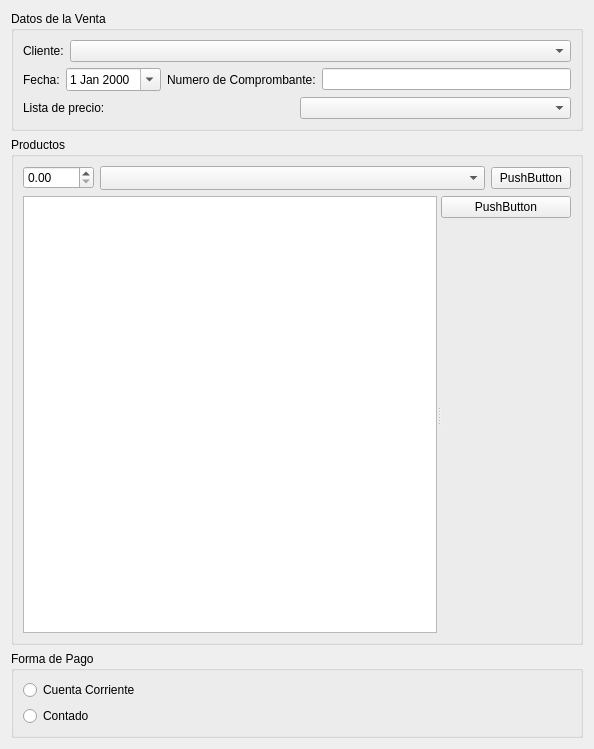
First picture: the form in trunk/plugins/ventas/FormAgregarVentaBase.ui, repository chungote/gestotux, before the edit.
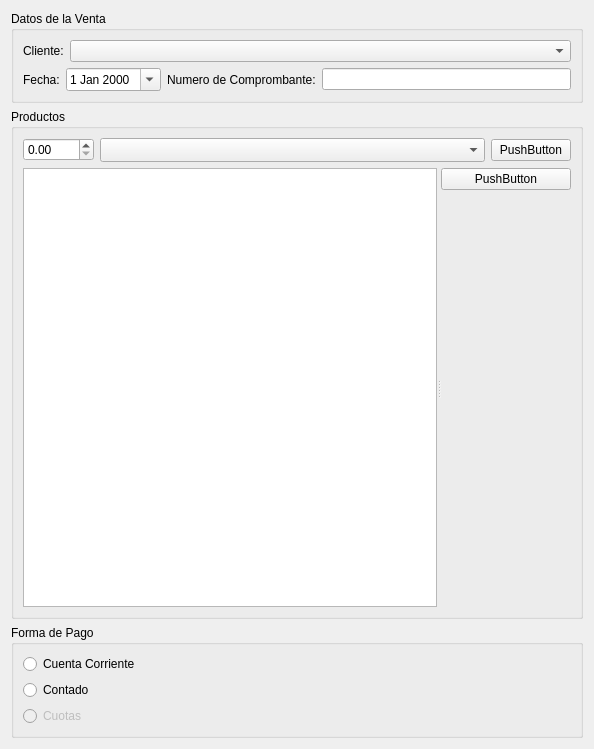
Second picture: the form after the edit. Custom widgets are drawn as their Qt base class.

Patch:
```diff
--- a/trunk/plugins/ventas/FormAgregarVentaBase.ui
+++ b/trunk/plugins/ventas/FormAgregarVentaBase.ui
@@ -83,20 +83,6 @@
         </item>
        </layout>
       </item>
-      <item>
-       <layout class="QHBoxLayout" name="horizontalLayout_5">
-        <item>
-         <widget class="QLabel" name="label_4">
-          <property name="text">
-           <string>Lista de precio:</string>
-          </property>
-         </widget>
-        </item>
-        <item>
-         <widget class="QComboBox" name="CBListaPrecio"/>
-        </item>
-       </layout>
-      </item>
      </layout>
     </widget>
    </item>
@@ -223,6 +209,16 @@
         </property>
        </widget>
       </item>
+      <item>
+       <widget class="QRadioButton" name="RBCuotas">
+        <property name="enabled">
+         <bool>false</bool>
+        </property>
+        <property name="text">
+         <string>Cuotas</string>
+        </property>
+       </widget>
+      </item>
      </layout>
     </widget>
    </item>
```
